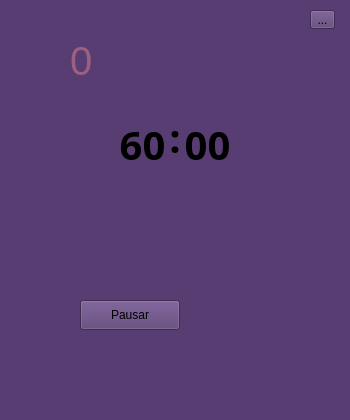
Old version of the form views/mainWindow.ui in the repository Kender-Mendoza/pomodoro-time.
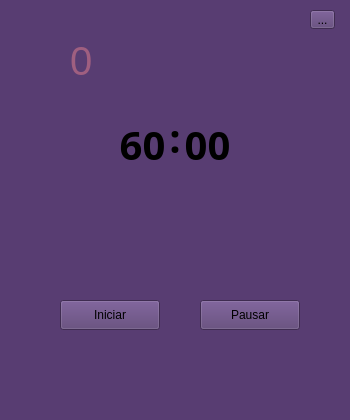
New version of the form.

Commit message: Feature start and pause btn

What changed in the file:
```diff
--- a/views/mainWindow.ui
+++ b/views/mainWindow.ui
@@ -107,7 +107,7 @@
    <widget class="QPushButton" name="iniciar">
     <property name="geometry">
      <rect>
-      <x>80</x>
+      <x>60</x>
       <y>300</y>
       <width>100</width>
       <height>30</height>
@@ -133,7 +133,7 @@
    <widget class="QPushButton" name="pause">
     <property name="geometry">
      <rect>
-      <x>80</x>
+      <x>200</x>
       <y>300</y>
       <width>100</width>
       <height>30</height>
```
Left out of the diff: 2 changed lines with no effect on the pictures. The commit also changes 2 other files.
